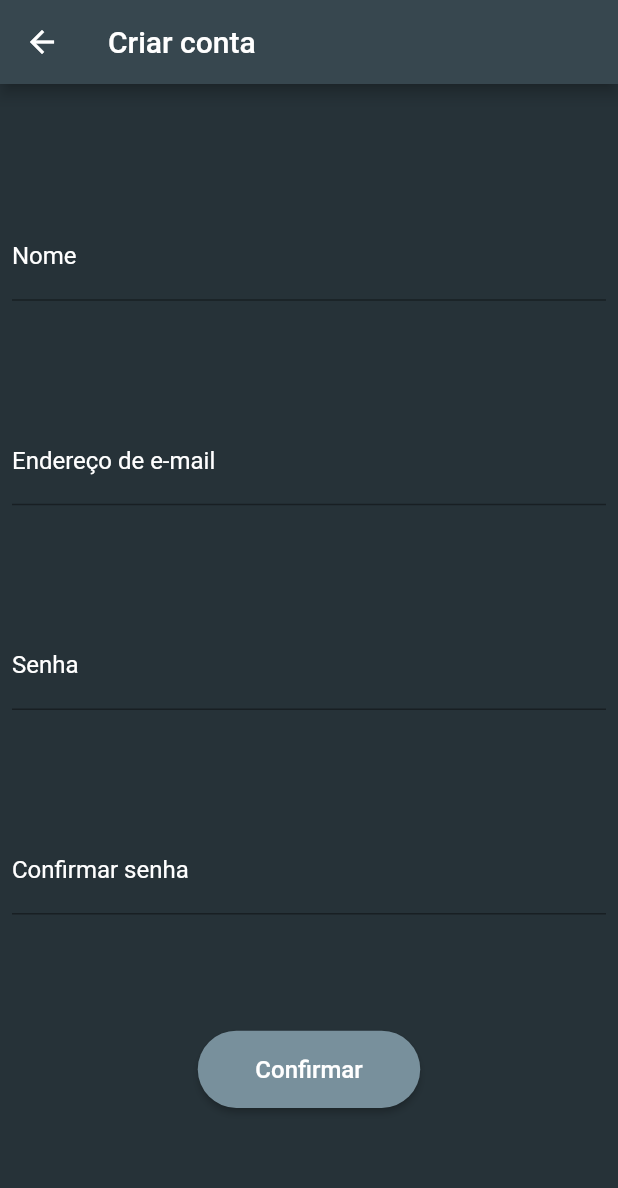
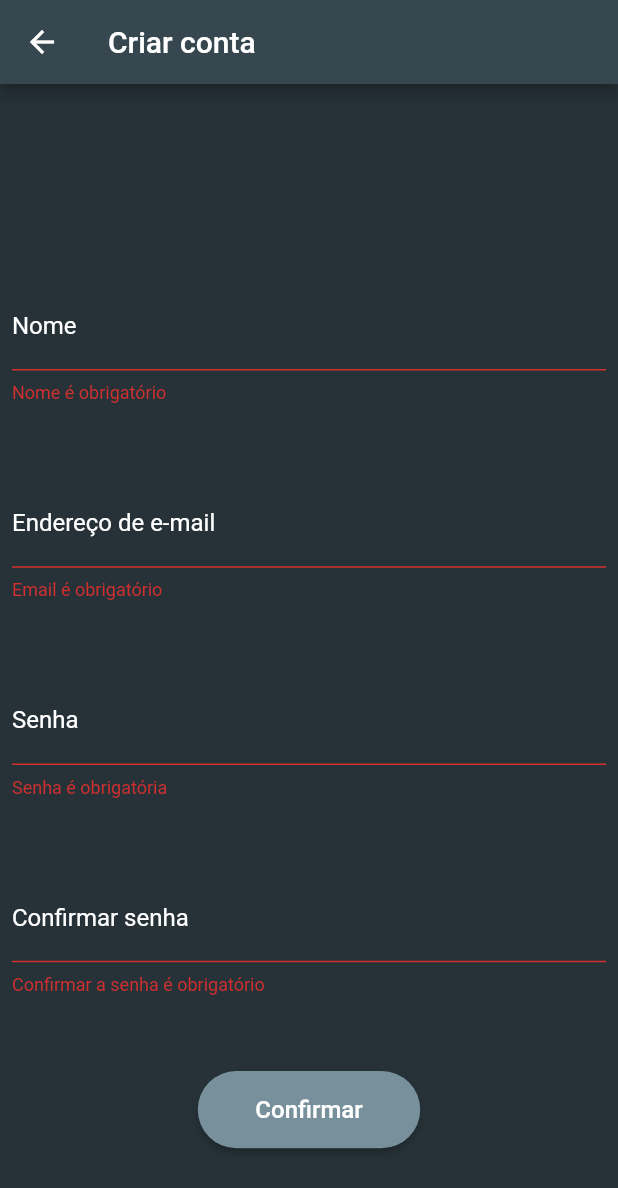
Before and after one commit to MatheusAraujo6/pimobile3a, a Flutter app: the screen it shows after launch, after a tap on "Cadastre-se", on a phone screen of 412 x 824 dp. Shown: the top 1188 px of the screen. Run offline on Flutter 3.47's test engine with Material 2 defaults, Android fonts, the phone set to English and light mode, and no system bars; our stand-ins replace firebase_auth, firebase_core, flutter_mobx, mobx; accounts and stored records are empty; generated files the repository leaves out were written again.

Commit message:
Implementação da autenticação

```diff
--- a/lib/main.dart
+++ b/lib/main.dart
@@ -1,7 +1,16 @@
 import 'package:flutter/material.dart';
-import 'screens/login.dart';
+import 'package:firebase_core/firebase_core.dart';
+import 'package:alarme_pi/screens/login.dart';
+import 'firebase_options.dart';
 
-void main() {
+/////////////////////////////////////////////////////////////
+/// Requer o arquivo "firebase_options.dart" na pasta lib ///
+/////////////////////////////////////////////////////////////
+
+void main() async {
+  await Firebase.initializeApp(
+    options: DefaultFirebaseOptions.currentPlatform,
+  );
   runApp(const MyApp());
 }
 
--- a/lib/screens/criar_conta.dart
+++ b/lib/screens/criar_conta.dart
@@ -4,6 +4,8 @@ import 'package:alarme_pi/screens/login.dart';
 import '../widgets/caixa_texto.dart';
 import '../widgets/botao_custom.dart';
 import '../widgets/label_entrada.dart';
+import 'package:flutter_mobx/flutter_mobx.dart';
+import 'package:alarme_pi/state/user_store.dart';
 
 class CriarConta extends StatefulWidget {
   const CriarConta({Key? key}) : super(key: key);
@@ -19,6 +21,77 @@ class CriarConta extends StatefulWidget {
 }
 
 class _CriarContaState extends State<CriarConta> {
+  final key = GlobalKey<FormState>();
+  final nomeController = TextEditingController();
+  final emailController = TextEditingController();
+  final senhaController = TextEditingController();
+  final confirmarSenhaController = TextEditingController();
+
+  String? validarNome(String? valor) {
+    if (valor == null || valor.isEmpty) {
+      return "Nome é obrigatório";
+    }
+
+    if (valor.contains(RegExp(r'[0-9]'))) {
+      return "Nome não pode conter números";
+    }
+
+    return null;
+  }
+
+  String? validarEmail(String? valor) {
+    if (valor == null || valor.isEmpty) {
+      return "Email é obrigatório";
+    }
+
+    if (!valor.contains('@')) {
+      return "Email inválido";
+    }
+
+    return null;
+  }
+
+  String? validarSenha(String? valor) {
+    if (valor == null || valor.isEmpty) {
+      return "Senha é obrigatória";
+    }
+
+    if (valor.length < 6) {
+      return "Senha deve conter 6 caracteres";
+    }
+
+    return null;
+  }
+
+  String? validarConfirmarSenha(String? valor) {
+    if (valor == null || valor.isEmpty) {
+      return "Confirmar a senha é obrigatório";
+    }
+
+    if (valor != senhaController.text) {
+      return "A senha não corresponde a senha original.";
+    }
+
+    return null;
+  }
+
+  Future<void> enviarForm(BuildContext context) async {
+    if (!key.currentState!.validate()) {
+      return;
+    }
+
+    final response =
+        await store.signUp(emailController.text, senhaController.text);
+
+    if (!response) {
+      return;
+    }
+
+    if (context.mounted) {
+      TelaPrincipal.navegar(context);
+    }
+  }
+
   @override
   Widget build(BuildContext context) {
     double width = MediaQuery.of(context).size.width;
@@ -34,37 +107,67 @@ class _CriarContaState extends State<CriarConta> {
         ),
         backgroundColor: Colors.blueGrey.shade800,
       ),
-      body: Padding(
+      body: Form(
+        key: key,
+        autovalidateMode: AutovalidateMode.always,
+        child: Padding(
           padding: const EdgeInsets.all(8),
           child: Column(
             mainAxisAlignment: MainAxisAlignment.spaceEvenly,
             children: [
+              Center(
+                child: Observer(builder: (_) {
+                  return Text(
+                    store.erroSignUp,
+                    style: const TextStyle(
+                      fontSize: 20,
+                      color: Colors.white,
+                    ),
+                  );
+                }),
+              ),
               Column(
                 crossAxisAlignment: CrossAxisAlignment.start,
-              children: const [
+                children: [
                   //LabelEntrada(label: "Nome"),
-                CaixaEntradaTexto(label: "Nome"),
+                  CaixaEntradaTexto(
+                    label: "Nome",
+                    fieldValidator: validarNome,
+                    controller: nomeController,
+                  ),
                 ],
               ),
               Column(
                 crossAxisAlignment: CrossAxisAlignment.start,
-              children: const [
+                children: [
                   //LabelEntrada(label: "Endereço de e-mail"),
-                CaixaEntradaTexto(label: "Endereço de e-mail"),
+                  CaixaEntradaTexto(
+                    label: "Endereço de e-mail",
+                    fieldValidator: validarEmail,
+                    controller: emailController,
+                  ),
                 ],
               ),
               Column(
                 crossAxisAlignment: CrossAxisAlignment.start,
-              children: const [
+                children: [
                   //LabelEntrada(label: "Senha"),
-                CaixaEntradaTexto(label: "Senha"),
+                  CaixaEntradaTexto(
+                    label: "Senha",
+                    fieldValidator: validarSenha,
+                    controller: senhaController,
+                  ),
                 ],
               ),
               Column(
                 crossAxisAlignment: CrossAxisAlignment.start,
-              children: const [
+                children: [
                   //LabelEntrada(label: "Confirmar senha"),
-                CaixaEntradaTexto(label: "Confirmar senha"),
+                  CaixaEntradaTexto(
+                    label: "Confirmar senha",
+                    fieldValidator: validarConfirmarSenha,
+                    controller: confirmarSenhaController,
+                  ),
                 ],
               ),
               SizedBox(
@@ -72,12 +175,13 @@ class _CriarContaState extends State<CriarConta> {
                 height: 0.0625 * height,
                 child: BotaoCustom(
                   label: "Confirmar",
-                funcionalidade: () => TelaPrincipal.navegar(context),
+                  funcionalidade: () => enviarForm(context),
                 ),
               ),
             ],
           ),
         ),
+      ),
     );
   }
 }
--- a/lib/screens/login.dart
+++ b/lib/screens/login.dart
@@ -5,6 +5,7 @@ import 'criar_conta.dart';
 import '../widgets/caixa_texto.dart';
 import '../widgets/label_entrada.dart';
 import '../widgets/botao_custom.dart';
+import 'package:flutter_mobx/flutter_mobx.dart';
 
 class LoginTela extends StatefulWidget {
   const LoginTela({Key? key}) : super(key: key);
@@ -20,11 +21,14 @@ class LoginTela extends StatefulWidget {
 }
 
 class _LoginTelaState extends State<LoginTela> {
-  final _key = GlobalKey<_LoginTelaState>();
+  final key = GlobalKey<FormState>();
+  final emailController = TextEditingController();
+  final senhaController = TextEditingController();
+
   // <Widget> Form();
   // <Widget> TextFormField();
 
-  String? _validarEmail(String? valor) {
+  String? validarEmail(String? valor) {
     if (valor == null || valor.isEmpty) {
       return "Email é obrigatório";
     }
@@ -36,19 +40,34 @@ class _LoginTelaState extends State<LoginTela> {
     return null;
   }
 
-  String? _validarSenha(String? valor) {
+  String? validarSenha(String? valor) {
     if (valor == null || valor.isEmpty) {
       return "Senha é obrigatória";
     }
 
-    if (valor.length < 8) {
-      return "Senha deve conter 8 caracteres";
+    if (valor.length < 6) {
+      return "Senha deve conter 6 caracteres";
     }
 
     return null;
   }
 
-  void _enviarForm(BuildContext context) {}
+  Future<void> enviarForm(BuildContext context) async {
+    if (!key.currentState!.validate()) {
+      return;
+    }
+
+    final response =
+        await store.login(emailController.text, senhaController.text);
+
+    if (!response) {
+      return;
+    }
+
+    if (context.mounted) {
+      TelaPrincipal.navegar(context);
+    }
+  }
 
   @override
   Widget build(BuildContext context) {
@@ -57,7 +76,10 @@ class _LoginTelaState extends State<LoginTela> {
 
     return Scaffold(
       backgroundColor: Colors.blueGrey.shade900,
-      body: Padding(
+      body: Form(
+        key: key,
+        autovalidateMode: AutovalidateMode.always,
+        child: Padding(
           padding: EdgeInsets.only(
               top: 0.0875 * height,
               left: 0.12 * width,
@@ -72,18 +94,36 @@ class _LoginTelaState extends State<LoginTela> {
                 size: 150,
                 color: Colors.white,
               ),
+              Observer(builder: (_) {
+                return Text(
+                  store.erroLogin,
+                  style: const TextStyle(
+                    fontSize: 25,
+                    color: Colors.white,
+                  ),
+                );
+              }),
               Column(
                 crossAxisAlignment: CrossAxisAlignment.start,
-              children: const [
+                children: [
                   //LabelEntrada(label: 'Usuário'),
-                CaixaEntradaTexto(label: 'Endereço de e-mail'),
+                  CaixaEntradaTexto(
+                    label: 'Endereço de e-mail',
+                    fieldValidator: validarEmail,
+                    controller: emailController,
+                  ),
                 ],
               ),
               Column(
                 crossAxisAlignment: CrossAxisAlignment.start,
-              children: const [
+                children: [
                   //LabelEntrada(label: "Senha"),
-                CaixaEntradaTexto(label: 'Senha', isPassword: true),
+                  CaixaEntradaTexto(
+                    label: 'Senha',
+                    isPassword: true,
+                    fieldValidator: validarSenha,
+                    controller: senhaController,
+                  ),
                 ],
               ),
               SizedBox(
@@ -91,10 +131,7 @@ class _LoginTelaState extends State<LoginTela> {
                 height: 0.0625 * height,
                 child: BotaoCustom(
                   label: 'Entrar',
-                funcionalidade: () {
-                  store = UserStore(); // Nova instância
-                  TelaPrincipal.navegar(context);
-                },
+                  funcionalidade: () => enviarForm(context),
                 ),
               ),
               SizedBox(
@@ -108,6 +145,7 @@ class _LoginTelaState extends State<LoginTela> {
             ],
           ),
         ),
+      ),
     );
   }
 }
--- /dev/null
+++ b/lib/state/firebase_service.dart
@@ -0,0 +1,57 @@
+import 'package:firebase_auth/firebase_auth.dart';
+
+class FirebaseService {
+  final _auth = FirebaseAuth.instance;
+
+  Future<void> login(String email, String senha) async {
+    try {
+      await _auth.signInWithEmailAndPassword(email: email, password: senha);
+    } on FirebaseAuthException catch (e) {
+      if (e.code.contains("wrong-password")) {
+        throw "Senha inválida";
+      }
+
+      if (e.code.contains("user-not-found")) {
+        throw "Usuário não encontrado";
+      }
+
+      if (e.code.contains("user-disabled")) {
+        throw "Usuário desativado";
+      }
+
+      if (e.code.contains("invalid-email")) {
+        throw "Endereço de e-mail inválido!";
+      }
+
+      rethrow;
+    }
+  }
+
+  Future<void> signUp(String email, String senha) async {
+    try {
+      await _auth.createUserWithEmailAndPassword(email: email, password: senha);
+    } on FirebaseAuthException catch (e) {
+      if (e.code.contains("email-already-in-use")) {
+        throw "Senha inválida";
+      }
+
+      if (e.code.contains("operation-not-allowed")) {
+        throw "O serviço de criação de conta foi desativado.";
+      }
+
+      if (e.code.contains("weak-password")) {
+        throw "Senha muito fraca! Insira uma nova senha.";
+      }
+
+      if (e.code.contains("invalid-email")) {
+        throw "Endereço de e-mail inválido!";
+      }
+
+      rethrow;
+    }
+  }
+
+  Future<void> logout() async {
+    await _auth.signOut();
+  }
+}
--- a/lib/state/user_store.dart
+++ b/lib/state/user_store.dart
@@ -1,15 +1,28 @@
+import 'package:alarme_pi/state/firebase_service.dart';
 import 'package:firebase_auth/firebase_auth.dart';
 import 'package:flutter/material.dart';
 import 'package:mobx/mobx.dart';
 import 'package:alarme_pi/data/alarme.dart';
 import 'package:alarme_pi/widgets/card_alarme.dart';
 import 'package:alarme_pi/screens/editar_alarme.dart';
+import 'package:alarme_pi/screens/login.dart';
 
 part 'user_store.g.dart';
 
 class UserStore = UserStoreBase with _$UserStore;
 
 abstract class UserStoreBase with Store {
+  final _service = FirebaseService();
+
+  @observable
+  String email = "";
+
+  @observable
+  String erroLogin = "";
+
+  @observable
+  String erroSignUp = "";
+
   @observable
   ObservableList<Alarme> alarmes = ObservableList();
 
@@ -23,6 +36,44 @@ abstract class UserStoreBase with Store {
     cards.add(AlarmeCard(alarme: novoAlarme));
     EditarAlarme.navegar(context, alarme: novoAlarme, criar: true);
   }
+
+  @action
+  Future<bool> login(String email, String senha) async {
+    try {
+      await _service.login(email, senha);
+      this.email = email;
+      erroLogin = "";
+      return true;
+    } catch (e) {
+      erroLogin = e.toString();
+      this.email = "";
+      return false;
+    }
+  }
+
+  @action
+  Future<bool> signUp(String email, String senha) async {
+    try {
+      await _service.signUp(email, senha);
+      this.email = email;
+      erroSignUp = "";
+      return true;
+    } catch (e) {
+      erroSignUp = e.toString();
+      this.email = "";
+      return false;
+    }
+  }
+
+  @action
+  void logout(BuildContext context) {
+    () async {
+      await _service.logout();
+    };
+    email = "";
+    erroLogin = "";
+    erroSignUp = "";
+  }
 }
 
 UserStore store = UserStore(); // Instância única
--- a/lib/widgets/botao_custom.dart
+++ b/lib/widgets/botao_custom.dart
@@ -13,9 +13,12 @@ class BotaoCustom extends StatelessWidget {
       style: ElevatedButton.styleFrom(
           shape: const StadiumBorder(),
           backgroundColor: Colors.blueGrey.shade400),
-      child: Text(
-        label,
-        style: const TextStyle(fontSize: 16, color: Colors.white),
+      child: FittedBox(
+        fit: BoxFit.fitWidth,
+        child: Text(
+          label,
+          style: const TextStyle(fontSize: 16, color: Colors.white),
+        ),
       ),
     );
   }
--- a/lib/widgets/caixa_texto.dart
+++ b/lib/widgets/caixa_texto.dart
@@ -3,6 +3,7 @@ import 'package:flutter/material.dart';
 class CaixaEntradaTexto extends StatelessWidget {
   final String label;
   final bool isPassword;
+  final TextEditingController? controller;
   final String? Function(String?)? fieldValidator;
 
   String? nullString(String? value) {
@@ -13,7 +14,8 @@ class CaixaEntradaTexto extends StatelessWidget {
       {super.key,
       this.label = "",
       this.isPassword = false,
-      this.fieldValidator});
+      this.fieldValidator,
+      this.controller});
 
   @override
   Widget build(BuildContext context) {
@@ -41,7 +43,7 @@ class CaixaEntradaTexto extends StatelessWidget {
     );
     */
     return TextFormField(
-      controller: TextEditingController(),
+      controller: controller,
       decoration: InputDecoration(
         labelText: label,
         labelStyle: const TextStyle(color: Colors.white),
```
Also changed, not shown: lib/screens/gerenciar_lista.dart (+5 -6 lines), lib/data/alarme.g.dart, lib/state/user_store.g.dart. Lines whose indentation alone changed are shown as unchanged.
